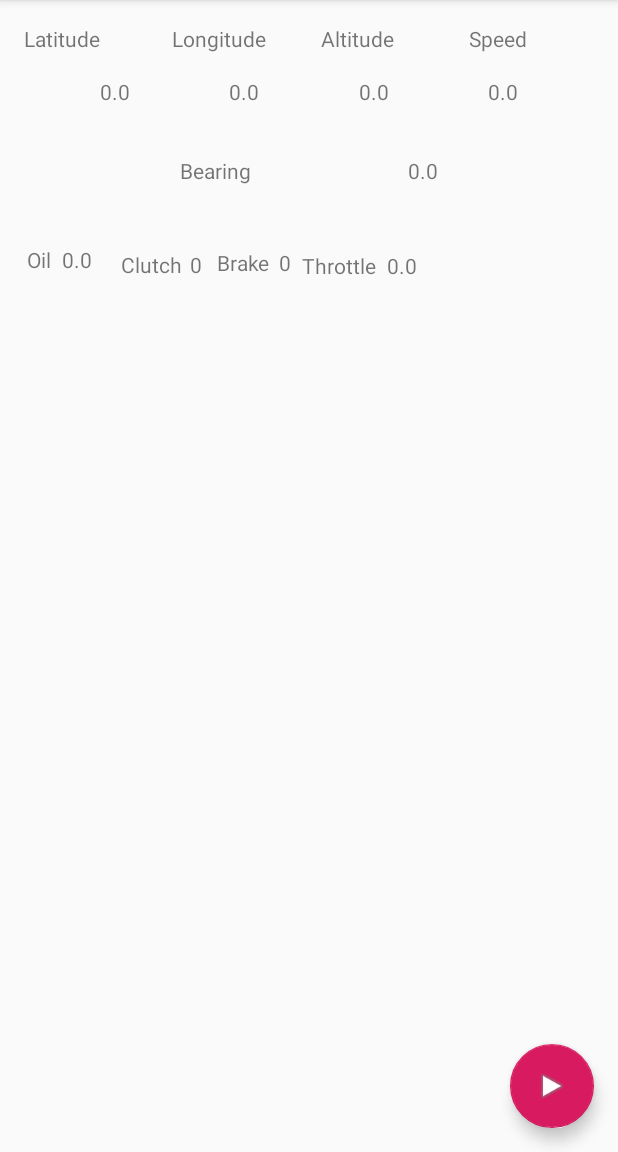
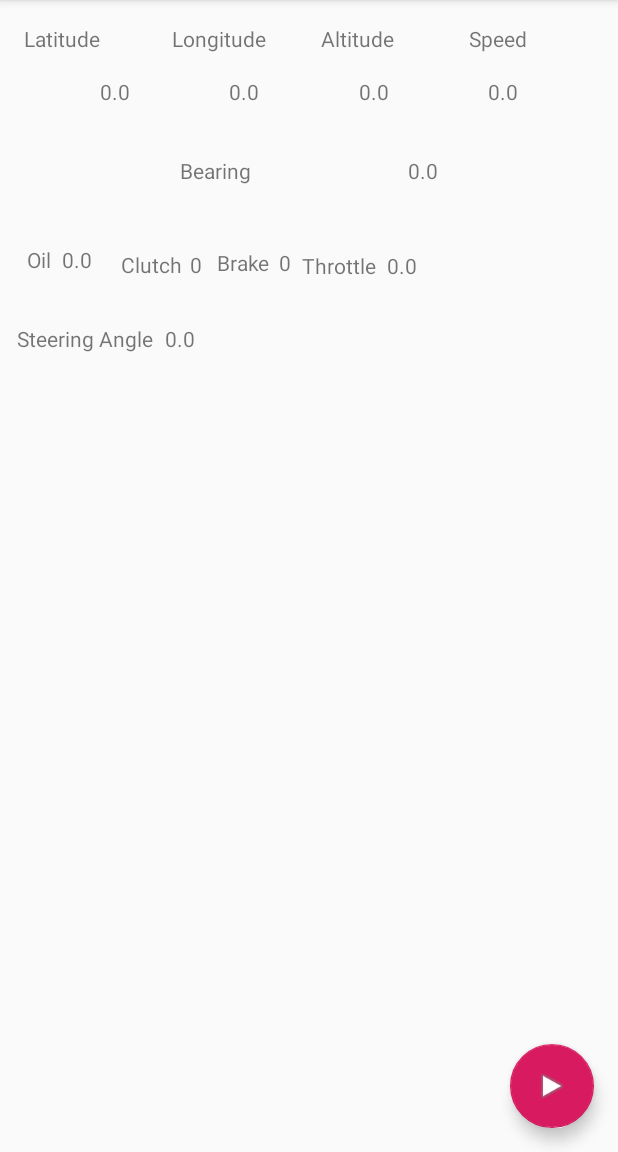
Before and after one commit to tomicooler/E46Track, an Android app: the screen it shows after launch (MainActivity), on a phone screen of 412 x 824 dp, the part 84-1236 px from its top. Run offline under Robolectric (Android 15) with nearby library versions, the phone set to English and light mode, and no system bars; 7 statements that could not run were skipped.

Commit message:
extractors: steering andle.

```diff
--- a/app/src/main/java/com/tomicooler/bmw/e46track/MainActivity.java
+++ b/app/src/main/java/com/tomicooler/bmw/e46track/MainActivity.java
@@ -97,6 +97,14 @@ public class MainActivity extends AppCompatActivity {
                 @Override
                 public void onChanged(Double value) {
                     throttle.setText(String.format(Locale.getDefault(), "%f", value));
+                }
+            });
+
+            final TextView steeringAgle = findViewById(R.id.steeringAngle);
+            mService.getModel().getCurrentSteeringAngle().observeForever(new Observer<Double>() {
+                @Override
+                public void onChanged(Double value) {
+                    steeringAgle.setText(String.format(Locale.getDefault(), "%f", value));
                 }
             });
         }
--- a/app/src/main/java/com/tomicooler/bmw/e46track/Requester.java
+++ b/app/src/main/java/com/tomicooler/bmw/e46track/Requester.java
@@ -16,6 +16,10 @@ class Requester {
     }
 
     void process(final Message message) {
+        if (handlers == null) {
+            return;
+        }
+
         for (MessageHandler handler : handlers) {
             handler.process(message);
         }
--- a/app/src/main/java/com/tomicooler/bmw/e46track/TrackService.java
+++ b/app/src/main/java/com/tomicooler/bmw/e46track/TrackService.java
@@ -29,6 +29,7 @@ import com.tomicooler.bmw.e46track.ds2.Message;
 import com.tomicooler.bmw.e46track.extractors.ClutchBrake;
 import com.tomicooler.bmw.e46track.extractors.MessageHandler;
 import com.tomicooler.bmw.e46track.extractors.Oil;
+import com.tomicooler.bmw.e46track.extractors.SteeringAngle;
 import com.tomicooler.bmw.e46track.extractors.Throttle;
 
 import java.net.InetAddress;
@@ -157,6 +158,10 @@ public class TrackService extends Service {
             requesters.add(new Requester(new Message(Utils.hexStringToByteArray("12")[0], Utils.hexStringToByteArray("0b04")), messageHandlers(new ClutchBrake(model))));
             requesters.add(new Requester(new Message(Utils.hexStringToByteArray("12")[0], Utils.hexStringToByteArray("0b92")), messageHandlers(new Throttle(model))));
 
+            requesters.add(new Requester(new Message(Utils.hexStringToByteArray("57")[0], Utils.hexStringToByteArray("00")), null));
+            requesters.add(new Requester(new Message(Utils.hexStringToByteArray("57")[0], Utils.hexStringToByteArray("1b01")), messageHandlers(new SteeringAngle(model))));
+            requesters.add(new Requester(new Message(Utils.hexStringToByteArray("57")[0], Utils.hexStringToByteArray("00")), null));
+
             Connection connection = new Connection(InetAddress.getByName(Utils.address(getApplicationContext())), Utils.port(getApplicationContext()), requesters);
             connectionFuture = executorService.submit(connection);
         } catch (SecurityException unlikely) {
--- a/app/src/main/res/layout/content_main.xml
+++ b/app/src/main/res/layout/content_main.xml
@@ -197,4 +197,28 @@
         app:layout_constraintBaseline_toBaselineOf="@+id/textView10"
         app:layout_constraintStart_toEndOf="@+id/textView10" />
 
+    <TextView
+        android:id="@+id/textView12"
+        android:layout_width="wrap_content"
+        android:layout_height="wrap_content"
+        android:layout_marginStart="11dp"
+        android:layout_marginTop="30dp"
+        android:text="Steering Angle"
+        app:layout_constraintStart_toStartOf="parent"
+        app:layout_constraintTop_toBottomOf="@+id/textView2" />
+
+    <TextView
+        android:id="@+id/steeringAngle"
+        android:layout_width="wrap_content"
+        android:layout_height="wrap_content"
+        android:layout_marginStart="8dp"
+        android:layout_marginTop="30dp"
+        android:layout_marginBottom="108dp"
+        android:text="0.0"
+        app:layout_constraintBottom_toTopOf="@+id/error"
+        app:layout_constraintEnd_toEndOf="@+id/textView2"
+        app:layout_constraintHorizontal_bias="0.0"
+        app:layout_constraintStart_toEndOf="@+id/textView12"
+        app:layout_constraintTop_toBottomOf="@+id/textView2" />
+
 </androidx.constraintlayout.widget.ConstraintLayout>
```
Also changed, not shown: app/src/main/java/com/tomicooler/bmw/e46track/TrackModel.java (+8 -0 lines), app/src/main/java/com/tomicooler/bmw/e46track/extractors/SteeringAngle.java (added, +20 -0 lines).
